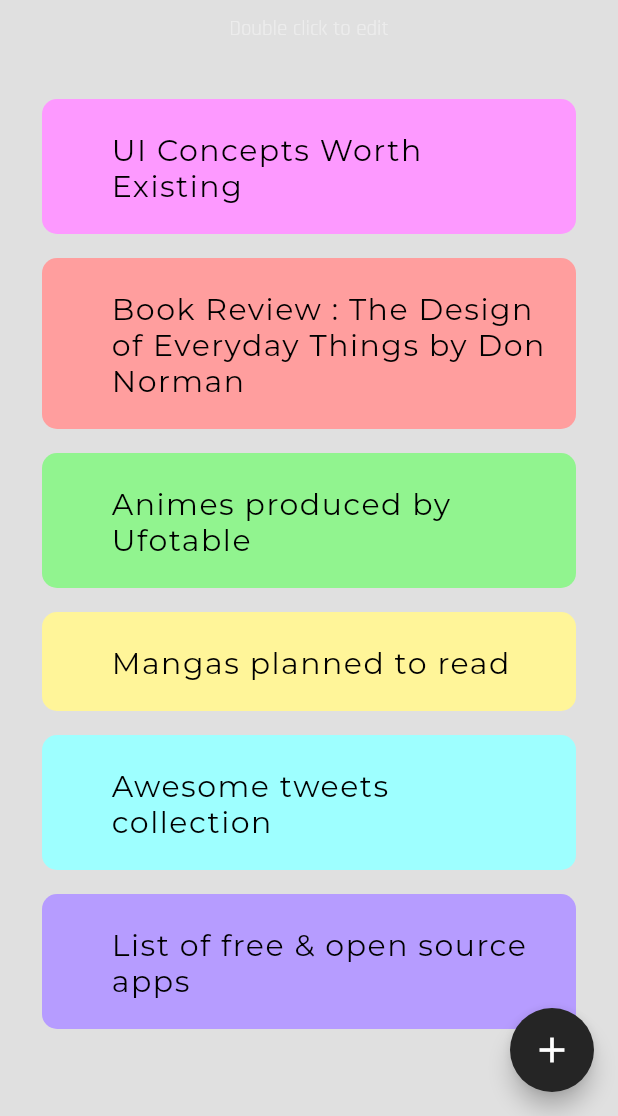
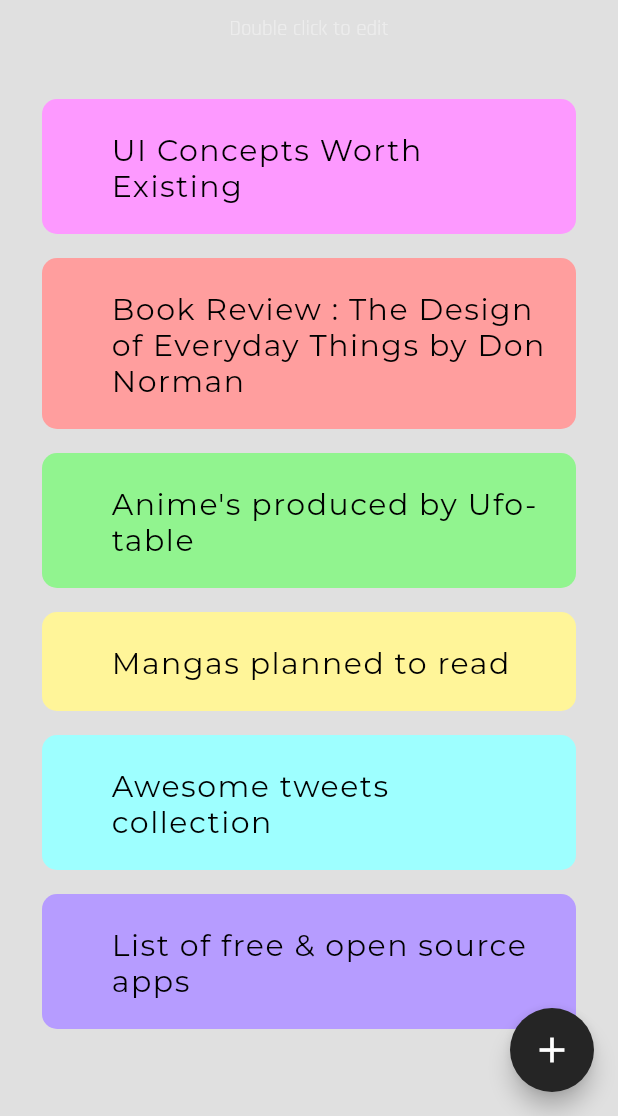
Before and after one commit to mdrabbihossen/note-app, a Flutter app: the screen it shows after launch, on a phone screen of 412 x 824 dp, the part 120-1236 px from its top. Run offline on Flutter 3.47's test engine with Material 2 defaults, Android fonts, the phone set to English and light mode, and no system bars; our stand-ins replace google_fonts; project files that could hold a hidden picture were left out.

Commit message:
moving folders

```diff
--- a/lib/data/noteData.dart
+++ b/lib/data/noteData.dart
@@ -3,14 +3,36 @@
 class NoteData {
   String text;
   Color color;
-  NoteData({required this.text, required this.color});
+
+  NoteData({
+    required this.text,
+    required this.color,
+  });
 }
 
 List<NoteData> notes = [
-  NoteData(text: 'UI Concepts Worth Existing', color: Color(0xffFD99FF),),
-  NoteData(text: 'Book Review : The Design of Everyday Things by Don Norman', color: Color(0xffFF9E9E),),
-  NoteData(text: 'Animes produced by Ufotable', color: Color(0xff91F48F),),
-  NoteData(text: 'Mangas planned to read', color: Color(0xffFFF599),),
-  NoteData(text: 'Awesome tweets collection', color: Color(0xff9EFFFF),),
-  NoteData(text: 'List of free & open source apps', color: Color(0xffB69CFF),),
+  NoteData(
+    text: 'UI Concepts Worth Existing',
+    color: Color(0xffFD99FF),
+  ),
+  NoteData(
+    text: 'Book Review : The Design of Everyday Things by Don Norman',
+    color: Color(0xffFF9E9E),
+  ),
+  NoteData(
+    text: 'Anime\'s produced by Ufo-table',
+    color: Color(0xff91F48F),
+  ),
+  NoteData(
+    text: 'Mangas planned to read',
+    color: Color(0xffFFF599),
+  ),
+  NoteData(
+    text: 'Awesome tweets collection',
+    color: Color(0xff9EFFFF),
+  ),
+  NoteData(
+    text: 'List of free & open source apps',
+    color: Color(0xffB69CFF),
+  ),
 ];
--- a/lib/main.dart
+++ b/lib/main.dart
@@ -1,6 +1,5 @@
 import 'package:flutter/material.dart';
-import 'package:note_keeper_app/screens/note/screens/note_list_screen.dart';
-
+import 'package:note_keeper_app/views/note/screens/note_list_screen.dart';
 
 void main() {
   runApp(const MyApp());
@@ -13,7 +12,7 @@
   @override
   Widget build(BuildContext context) {
     return MaterialApp(
-    debugShowCheckedModeBanner: false,
+      debugShowCheckedModeBanner: false,
       home: NoteList(),
     );
   }
--- a/lib/screens/note/screens/note_detail_screen.dart
+++ b/lib/views/note/screens/note_detail_screen.dart
@@ -1,10 +1,10 @@
 import 'package:flutter/material.dart';
 import 'package:google_fonts/google_fonts.dart';
 import 'package:note_keeper_app/constants/constants.dart';
-import 'package:note_keeper_app/screens/note/widgets/task_button.dart';
+import 'package:note_keeper_app/views/note/widgets/floating_action_btn.dart';
+import 'package:note_keeper_app/views/note/widgets/task_button.dart';
 
 import 'package:note_keeper_app/widgets/add_task_field.dart';
-import 'package:note_keeper_app/screens/note/widgets/floating_action_btn.dart';
 
 class NoteDetail extends StatefulWidget {
   final String appBarTitle;
```
Also changed, not shown: lib/views/note/screens/note_list_screen.dart (renamed from lib/screens/note/screens/note_list_screen.dart, +5 -4 lines), lib/views/note/widgets/floating_action_btn.dart (renamed from lib/screens/note/widgets/floating_action_btn.dart), lib/views/note/widgets/note_list_card.dart (renamed from lib/screens/note/widgets/note_list_card.dart), lib/views/note/widgets/task_button.dart (renamed from lib/screens/note/widgets/task_button.dart), lib/views/note/widgets/title_bar.dart (renamed from lib/screens/note/widgets/title_bar.dart).
